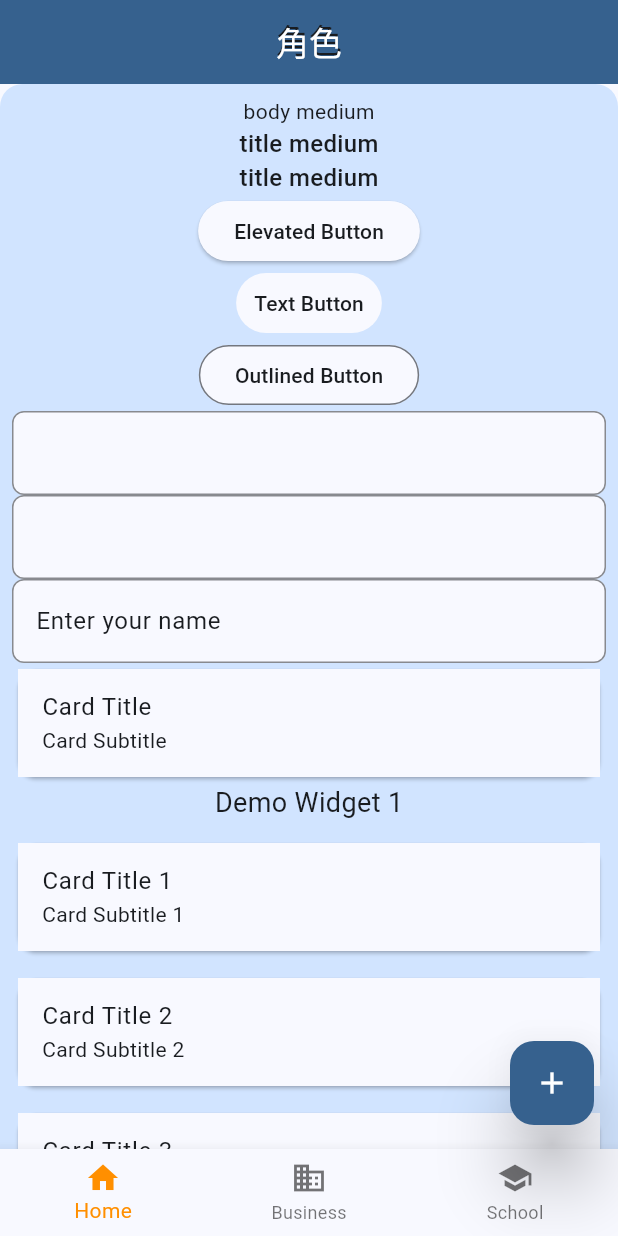
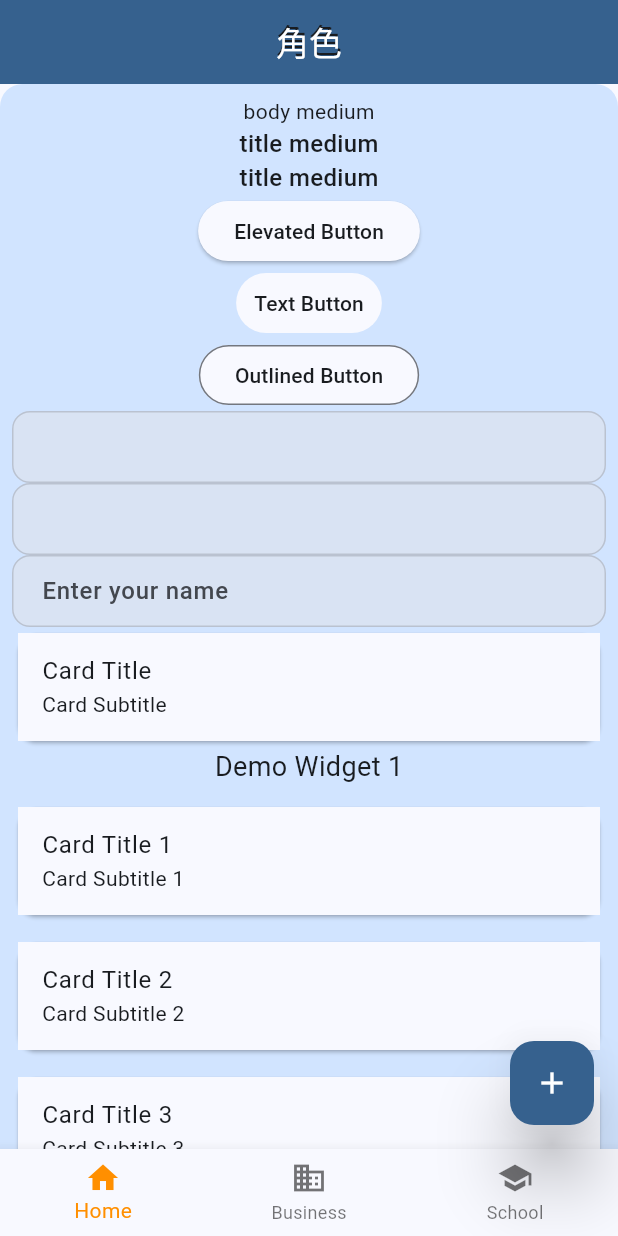
Before and after one commit to wesley990/demo_rpg, a Flutter app: the screen it shows after launch, on a phone screen of 412 x 824 dp. Run offline on Flutter 3.47's test engine with Material 3 defaults, Android fonts, the phone set to English and light mode, and no system bars; our stand-ins replace firebase_core; accounts and stored records are empty.

```diff
--- /dev/null
+++ b/lib/home/home.dart
@@ -0,0 +1,20 @@
+import 'package:flutter/material.dart';
+
+class HomeScreen extends StatelessWidget {
+  const HomeScreen({super.key});
+
+  @override
+  Widget build(BuildContext context) {
+    return Scaffold(
+      appBar: AppBar(
+        title: const Text('Home'),
+      ),
+      body: const Center(
+        child: Text(
+          'Welcome to the Home Screen!',
+          style: TextStyle(fontSize: 20),
+        ),
+      ),
+    );
+  }
+}
--- a/lib/home/sample_screen.dart
+++ b/lib/home/sample_screen.dart
@@ -6,8 +6,7 @@ class SampleScreen extends StatelessWidget {
 
   @override
   Widget build(BuildContext context) {
-    return SelectionArea(
-      child: Scaffold(
+    return Scaffold(
       body: CustomScrollView(
         slivers: <Widget>[
           const SliverAppBar(
@@ -130,7 +129,6 @@ class SampleScreen extends StatelessWidget {
           // Handle item tap
         },
       ),
-      ),
     );
   }
 }
--- a/lib/home/theme.dart
+++ b/lib/home/theme.dart
@@ -26,11 +26,12 @@ class AppTheme {
     );
 
     return ThemeData(
-      useMaterial3: true,
-      colorScheme: colorScheme,
-      brightness: brightness,
-      textTheme: textTheme,
-    ).copyWith(
+            useMaterial3: true,
+            colorScheme: colorScheme,
+            brightness: brightness,
+            textTheme: textTheme,
+            visualDensity: VisualDensity.adaptivePlatformDensity)
+        .copyWith(
       // Apply custom theme data for various components
       badgeTheme: _badgeTheme(colorScheme),
       bottomAppBarTheme: _bottomAppBarTheme(colorScheme),
@@ -93,21 +94,43 @@ class AppTheme {
   static InputDecorationTheme _inputDecorationTheme(ColorScheme colorScheme) =>
       InputDecorationTheme(
         filled: true,
-        fillColor: colorScheme.surface,
+        fillColor: colorScheme.surfaceContainerHighest.withOpacity(0.5),
         border: OutlineInputBorder(
-          borderRadius: BorderRadius.circular(8.0),
-          borderSide: BorderSide(color: colorScheme.onSurface),
+          borderRadius: BorderRadius.circular(12.0),
+          borderSide: BorderSide.none,
         ),
         focusedBorder: OutlineInputBorder(
-          borderRadius: BorderRadius.circular(8.0),
-          borderSide: BorderSide(color: colorScheme.primary),
+          borderRadius: BorderRadius.circular(12.0),
+          borderSide: BorderSide(color: colorScheme.primary, width: 2.0),
         ),
         enabledBorder: OutlineInputBorder(
-          borderRadius: BorderRadius.circular(8.0),
-          borderSide: BorderSide(color: colorScheme.onSurface.withOpacity(0.5)),
+          borderRadius: BorderRadius.circular(12.0),
+          borderSide: BorderSide(color: colorScheme.outline.withOpacity(0.3)),
         ),
-        labelStyle: TextStyle(color: colorScheme.onSurface),
-        hintStyle: TextStyle(color: colorScheme.onSurface.withOpacity(0.5)),
+        errorBorder: OutlineInputBorder(
+          borderRadius: BorderRadius.circular(12.0),
+          borderSide: BorderSide(color: colorScheme.error, width: 1.5),
+        ),
+        focusedErrorBorder: OutlineInputBorder(
+          borderRadius: BorderRadius.circular(12.0),
+          borderSide: BorderSide(color: colorScheme.error, width: 2.0),
+        ),
+        labelStyle: TextStyle(
+          color: colorScheme.onSurfaceVariant,
+          fontWeight: FontWeight.w500,
+        ),
+        hintStyle: TextStyle(
+          color: colorScheme.onSurfaceVariant.withOpacity(0.7),
+          fontStyle: FontStyle.italic,
+        ),
+        floatingLabelStyle: TextStyle(
+          color: colorScheme.primary,
+          fontWeight: FontWeight.bold,
+        ),
+        prefixIconColor: colorScheme.onSurfaceVariant,
+        suffixIconColor: colorScheme.onSurfaceVariant,
+        contentPadding:
+            const EdgeInsets.symmetric(horizontal: 16.0, vertical: 12.0),
       );
 
   static BadgeThemeData _badgeTheme(ColorScheme colorScheme) => BadgeThemeData(
```
Lines whose indentation alone changed are shown as unchanged.
